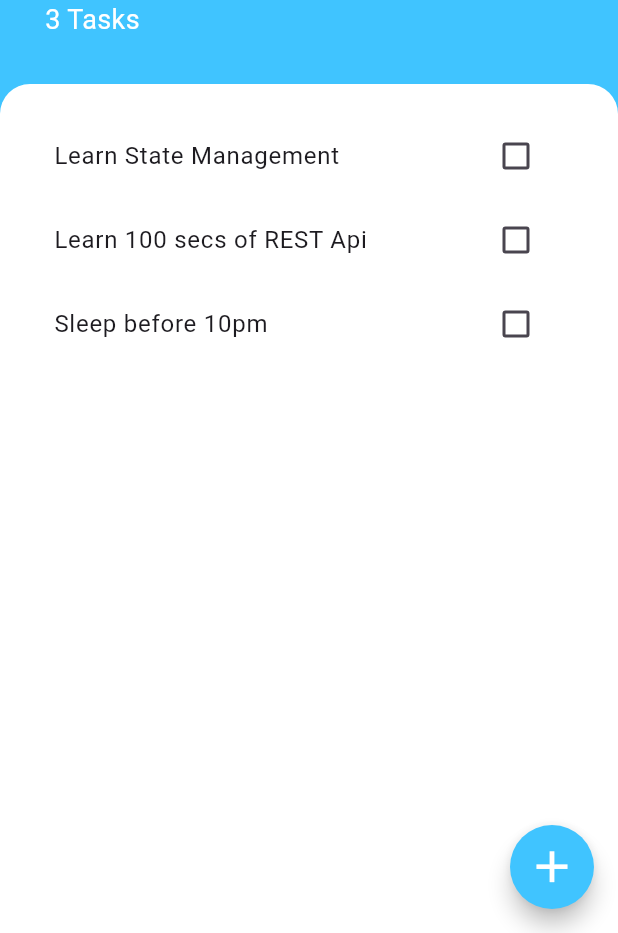
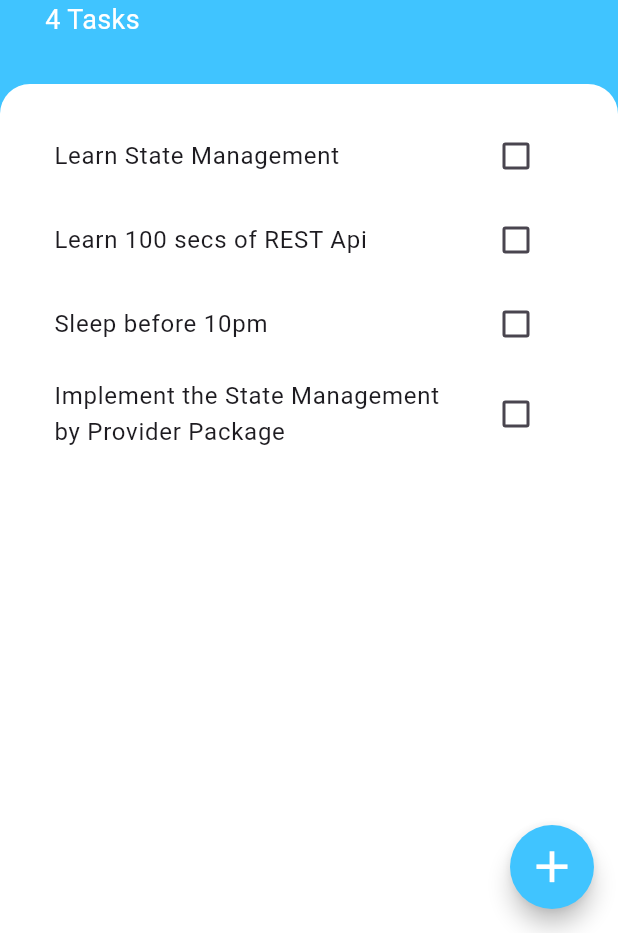
Before and after one commit to MineHope16/Flutter-Dev-Todoo-App, a Flutter app: the screen it shows after launch, on a phone screen of 412 x 824 dp, the part 303-1236 px from its top. Run offline on Flutter 3.47's test engine with Material 3 defaults, Android fonts, the phone set to English and light mode, and no system bars.

Commit message:
Provider - Exposing and Reading the data

```diff
--- a/lib/main.dart
+++ b/lib/main.dart
@@ -1,5 +1,8 @@
 import 'package:flutter/material.dart';
+import 'package:provider/provider.dart';
 import 'package:todoe/screens/task_screen.dart';
+
+import 'models/tasks_data.dart';
 
 void main() => runApp(MyApp());
 
@@ -8,6 +11,8 @@ class MyApp extends StatelessWidget {
 
   @override
   Widget build(BuildContext context) {
-    return MaterialApp(home: TaskScreen());
+    return ChangeNotifierProvider(
+        create: (context) => TaskData(),
+    child: MaterialApp(home: TaskScreen()));
   }
 }
--- a/lib/models/tasks_data.dart
+++ b/lib/models/tasks_data.dart
@@ -0,0 +1,15 @@
+import 'package:flutter/foundation.dart';
+import 'package:todoe/models/task.dart';
+
+class TaskData extends ChangeNotifier {
+  List<Task> tasks = [
+    Task(name: "Learn State Management"),
+    Task(name: "Learn 100 secs of REST Api"),
+    Task(name: "Sleep before 10pm"),
+    Task(name: "Implement the State Management by Provider Package"),
+  ];
+
+  int get taskCount {
+    return tasks.length;
+  }
+}
--- a/lib/screens/add_task_screen.dart
+++ b/lib/screens/add_task_screen.dart
@@ -3,9 +3,8 @@ import 'package:flutter/material.dart';
 import '../models/task.dart';
 
 class AddTaskScreen extends StatelessWidget {
-  late final List<Task> tasks;
   late final Function addTaskCallback;
-  AddTaskScreen({required this.tasks, required this.addTaskCallback});
+  AddTaskScreen({required this.addTaskCallback});
 
   @override
   Widget build(BuildContext context) {
--- a/lib/screens/task_screen.dart
+++ b/lib/screens/task_screen.dart
@@ -1,23 +1,11 @@
 import 'package:flutter/material.dart';
+import 'package:provider/provider.dart';
 import 'package:todoe/widgets/task_list.dart';
-
-import '../models/task.dart';
+import '../models/tasks_data.dart';
 import 'add_task_screen.dart';
 
-class TaskScreen extends StatefulWidget {
-
-  @override
-  State<TaskScreen> createState() => _TaskScreenState();
-}
-
-class _TaskScreenState extends State<TaskScreen> {
-  List<Task> tasks = [
-    Task(name: "Learn State Management"),
-    Task(name: "Learn 100 secs of REST Api"),
-    Task(name: "Sleep before 10pm"),
-  ];
-
-  bool isChecked = false;
+class TaskScreen extends StatelessWidget {
+  const TaskScreen({super.key});
 
   @override
   Widget build(BuildContext context) {
@@ -32,11 +20,12 @@ class _TaskScreenState extends State<TaskScreen> {
                   child: Container(
                     padding: EdgeInsets.only(bottom: MediaQuery.of(context).viewInsets.bottom),
                       child: AddTaskScreen(
-                        tasks: tasks,
                         addTaskCallback: (value) {
-                          setState(() {
-                            tasks.add(Task(name: value));
-                          });                        }
+                          // setState(() {
+                          //   tasks.add(Task(name: value));
+                          // });
+                          Navigator.pop(context);
+                        }
                       ),
                   ),
               ),
@@ -73,7 +62,7 @@ class _TaskScreenState extends State<TaskScreen> {
                   ),
                 ),
                 Text(
-                  "${tasks.length} Tasks",
+                  "${Provider.of<TaskData>(context).taskCount} Tasks",
                   style: TextStyle(fontSize: 18, color: Colors.white),
                 ),
               ],
@@ -90,9 +79,7 @@ class _TaskScreenState extends State<TaskScreen> {
                 ),
               ),
 
-              child: TaskList(
-                tasks: tasks,
-              ),
+              child: TaskList(),
             ),
           ),
         ],
--- a/lib/widgets/task_list.dart
+++ b/lib/widgets/task_list.dart
@@ -1,31 +1,28 @@
 import "package:flutter/material.dart";
+import "package:provider/provider.dart";
 import "package:todoe/widgets/task_tile.dart";
-import "../models/task.dart";
 
-class TaskList extends StatefulWidget {
+import "../models/tasks_data.dart";
 
-  late final List<Task> tasks;
-
-  TaskList({required this.tasks});
-
-  @override
-  State<TaskList> createState() => _TaskListState();
-}
-
-class _TaskListState extends State<TaskList> {
+class TaskList extends StatelessWidget {
+  const TaskList({super.key});
 
   @override
   Widget build(BuildContext context) {
-    return ListView.builder(
-      itemCount: widget.tasks.length,
-      itemBuilder: (BuildContext context, int index) {
-        return TaskTile(
-          isChecked: widget.tasks[index].isDone,
-          taskTileName: widget.tasks[index].name,
-          checkboxCallback: (value) {
-            setState(() {
-              widget.tasks[index].toggleDone();
-            });
+    return Consumer<TaskData>(
+      builder: (context, taskData, child) {
+        return ListView.builder(
+          itemCount: taskData.taskCount,
+          itemBuilder: (BuildContext context, int index) {
+            return TaskTile(
+              isChecked: taskData.tasks[index].isDone,
+              taskTileName: taskData.tasks[index].name,
+              checkboxCallback: (value) {
+                // setState(() {
+                //   widget.tasks[index].toggleDone();
+                // });
+              },
+            );
           },
         );
       },
--- a/pubspec.yaml
+++ b/pubspec.yaml
@@ -34,6 +34,7 @@ dependencies:
   # The following adds the Cupertino Icons font to your application.
   # Use with the CupertinoIcons class for iOS style icons.
   cupertino_icons: ^1.0.8
+  provider: ^6.1.5
 
 dev_dependencies:
   flutter_test:
```
Also changed, not shown: pubspec.lock.
